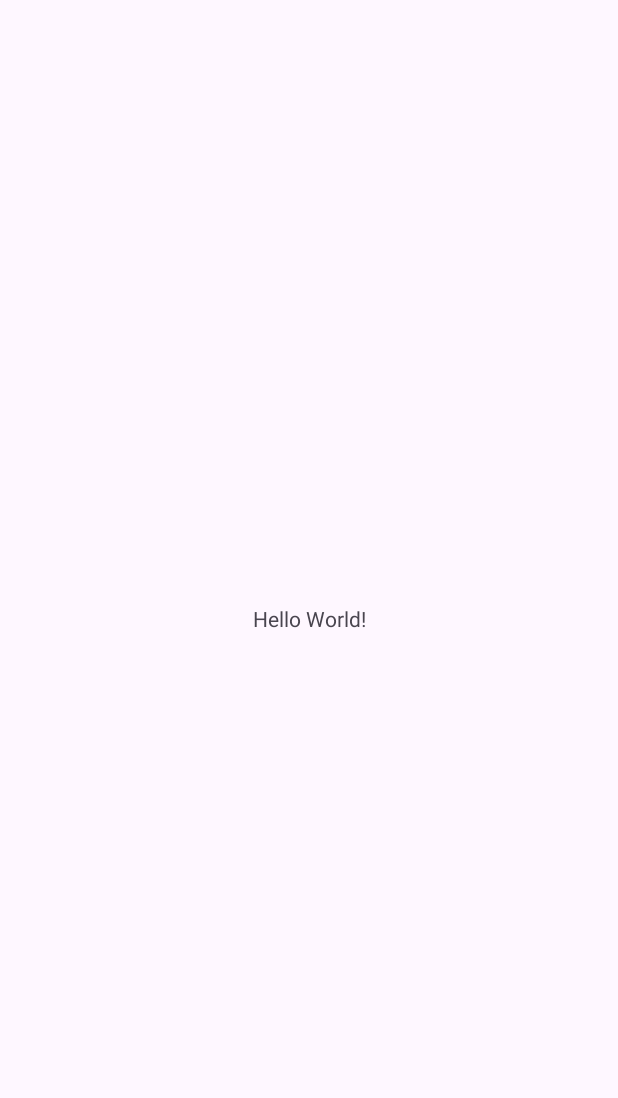
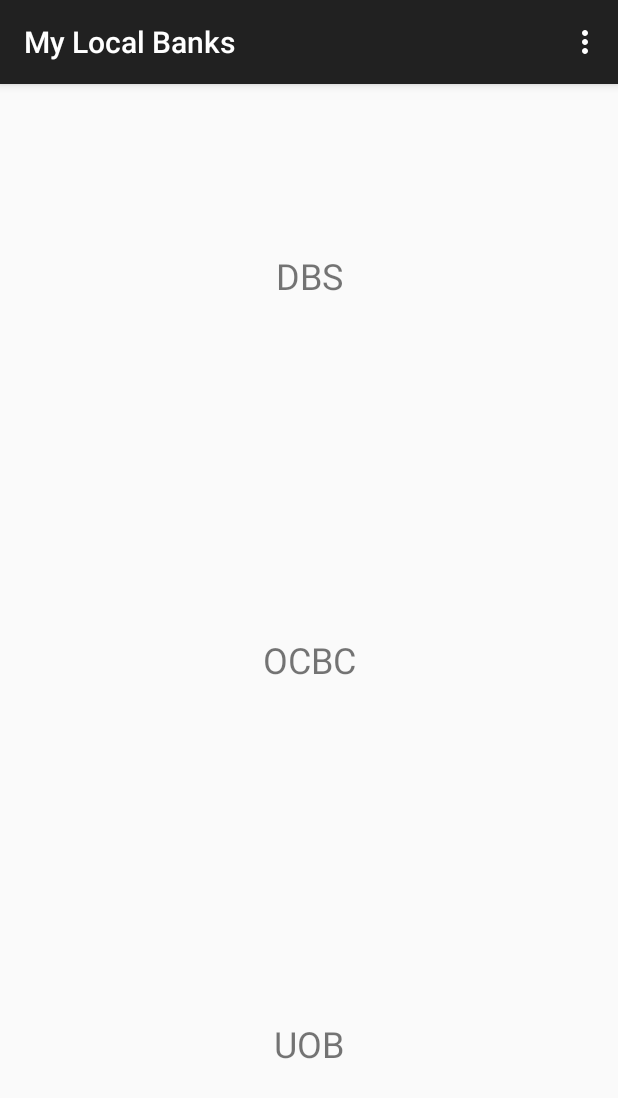
Before and after one commit to Laxue/Local_bank, an Android app: the screen it shows after launch (MainActivity), on a phone screen of 412 x 824 dp. Before the commit the part shown is almost empty. Shown: the top 1098 px of the screen. Run offline under Robolectric (Android 15) with nearby library versions, the phone set to English and light mode, and no system bars.

Commit message:
Final Work

```diff
--- a/app/src/main/AndroidManifest.xml
+++ b/app/src/main/AndroidManifest.xml
@@ -1,6 +1,11 @@
 <?xml version="1.0" encoding="utf-8"?>
 <manifest xmlns:android="http://schemas.android.com/apk/res/android"
     xmlns:tools="http://schemas.android.com/tools">
+
+    <uses-feature
+        android:name="android.hardware.telephony"
+        android:required="false" />
+    <uses-permission android:name="android.permission.CALL_PHONE"/>
 
     <application
         android:allowBackup="true"
--- a/app/src/main/res/layout/activity_main.xml
+++ b/app/src/main/res/layout/activity_main.xml
@@ -1,18 +1,36 @@
 <?xml version="1.0" encoding="utf-8"?>
-<androidx.constraintlayout.widget.ConstraintLayout xmlns:android="http://schemas.android.com/apk/res/android"
-    xmlns:app="http://schemas.android.com/apk/res-auto"
-    xmlns:tools="http://schemas.android.com/tools"
+<LinearLayout xmlns:android="http://schemas.android.com/apk/res/android"
     android:layout_width="match_parent"
     android:layout_height="match_parent"
-    tools:context=".MainActivity">
+    android:orientation="vertical">
 
     <TextView
-        android:layout_width="wrap_content"
-        android:layout_height="wrap_content"
-        android:text="Hello World!"
-        app:layout_constraintBottom_toBottomOf="parent"
-        app:layout_constraintEnd_toEndOf="parent"
-        app:layout_constraintStart_toStartOf="parent"
-        app:layout_constraintTop_toTopOf="parent" />
+        android:id="@+id/dbs"
+        android:layout_width="match_parent"
+        android:layout_height="0dp"
+        android:layout_weight="1"
+        android:gravity="center_horizontal|center_vertical"
+        android:text="@string/dbs"
+        android:textAlignment="center"
+        android:textSize="24sp" />
 
-</androidx.constraintlayout.widget.ConstraintLayout>
+    <TextView
+        android:id="@+id/ocbc"
+        android:layout_width="match_parent"
+        android:layout_height="0dp"
+        android:layout_weight="1"
+        android:gravity="center"
+        android:text="@string/ocbc"
+        android:textAlignment="center"
+        android:textSize="24sp" />
+
+    <TextView
+        android:id="@+id/uob"
+        android:layout_width="match_parent"
+        android:layout_height="0dp"
+        android:layout_weight="1"
+        android:gravity="center"
+        android:text="@string/uob"
+        android:textAlignment="center"
+        android:textSize="24sp" />
+</LinearLayout>
--- /dev/null
+++ b/app/src/main/res/menu/menu_main.xml
@@ -0,0 +1,13 @@
+<?xml version="1.0" encoding="utf-8"?>
+<menu xmlns:android="http://schemas.android.com/apk/res/android">
+
+    <item
+        android:id="@+id/EnglishSelection"
+        android:orderInCategory="100"
+        android:title="English" />
+    <item
+        android:id="@+id/ChineseSelection"
+        android:orderInCategory="101"
+        android:title="Chinese" />
+
+</menu>
--- a/app/src/main/res/values-night/themes.xml
+++ b/app/src/main/res/values-night/themes.xml
@@ -1,6 +1,6 @@
 <resources xmlns:tools="http://schemas.android.com/tools">
     <!-- Base application theme. -->
-    <style name="Base.Theme.MyLocalBanks" parent="Theme.Material3.DayNight.NoActionBar">
+    <style name="Base.Theme.MyLocalBanks" parent="Theme.AppCompat.Light.DarkActionBar">
         <!-- Customize your dark theme here. -->
         <!-- <item name="colorPrimary">@color/my_dark_primary</item> -->
     </style>
--- a/app/src/main/res/values/strings.xml
+++ b/app/src/main/res/values/strings.xml
@@ -1,3 +1,14 @@
 <resources>
     <string name="app_name">My Local Banks</string>
+    <string name="dbs">DBS</string>
+    <string name="ocbc">OCBC</string>
+    <string name="uob">UOB</string>
+    <string name="dbscl">星展银行</string>
+    <string name="ocbccl">华侨银行</string>
+    <string name="uobcl">大华银行</string>
+    <string name="error">Error translation</string>
+    <string name="dbstele">18001111111</string>
+    <string name="ocbctele">18003633333</string>
+    <string name="uobtele">18002222121</string>
+
 </resources>
--- a/app/src/main/res/values/themes.xml
+++ b/app/src/main/res/values/themes.xml
@@ -1,6 +1,6 @@
 <resources xmlns:tools="http://schemas.android.com/tools">
     <!-- Base application theme. -->
-    <style name="Base.Theme.MyLocalBanks" parent="Theme.Material3.DayNight.NoActionBar">
+    <style name="Base.Theme.MyLocalBanks" parent="Theme.AppCompat.Light.DarkActionBar">
         <!-- Customize your light theme here. -->
         <!-- <item name="colorPrimary">@color/my_light_primary</item> -->
     </style>
```
Also changed, not shown: app/src/main/java/sg/edu/rp/c346/id22017723/mylocalbanks/MainActivity.java (+110 -0 lines).
